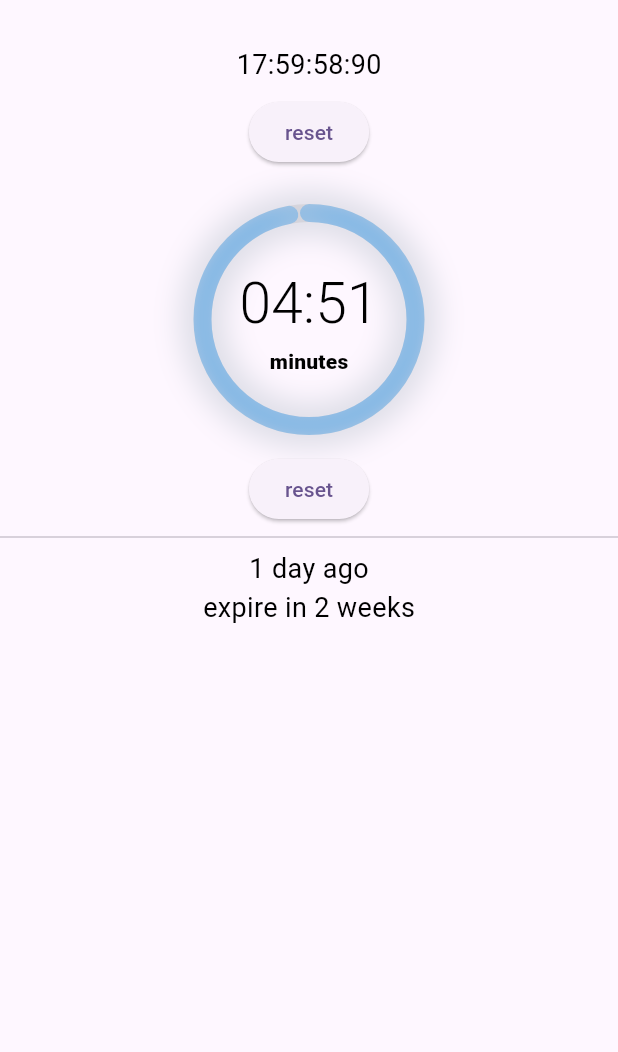
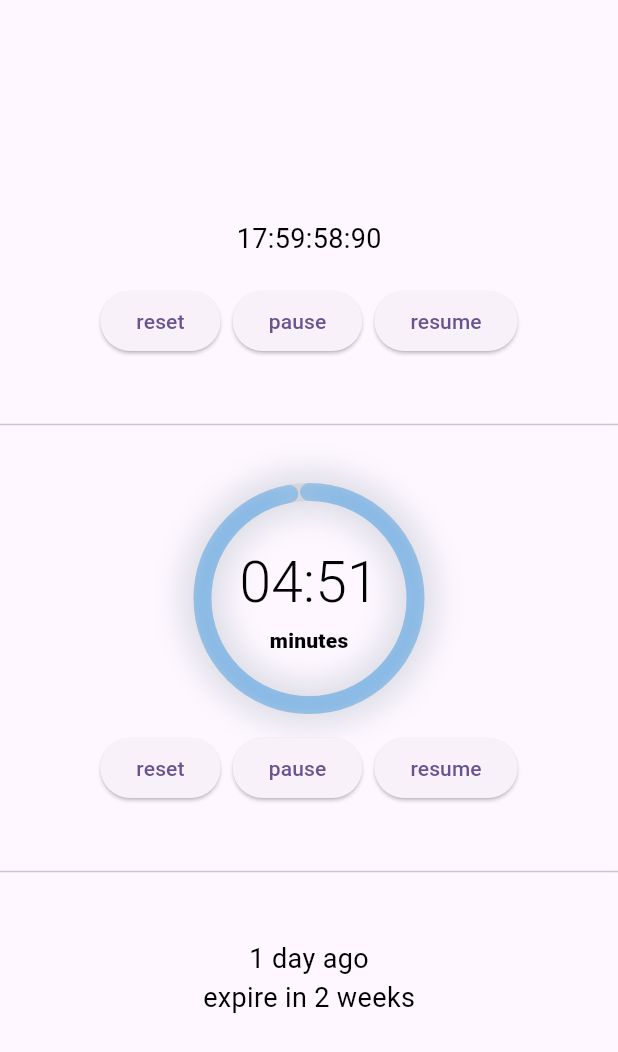
Before and after one commit to praween-link/flutter_timer, a Flutter app: the screen it shows after launch, after a tap on "reset", on a phone screen of 412 x 824 dp. Shown: the top 1052 px of the screen. Run offline on Flutter 3.47's test engine with Material 3 defaults, Android fonts, the phone set to English and light mode, and no system bars.

Commit message:
v0.2.3 Fixes and add timer  and  functions

```diff
--- a/example/lib/main.dart
+++ b/example/lib/main.dart
@@ -34,32 +34,45 @@ class _TimerFlutterDemoState extends State<TimerFlutterDemo> {
   late TimerFController timerFController;
   late TimerFController timerFController2;
 
+  late AppLifecycleListener _appLifecycleListener;
+
   @override
   void initState() {
     super.initState();
     timerFController2 = TimerFController(
         timeFormate: "HH:MM:SS:ms",
         duration: const Duration(hours: 18),
-    );
+        progress0to1Listener: (p) {
+          log("progress0to1Listener: $p");
+        });
+
+    _appLifecycleListener = AppLifecycleListener(onStateChange: (state) {
+      if (state == AppLifecycleState.paused) {
+        timerFController2.pause();
+      }
+      if (state == AppLifecycleState.resumed) {
+        timerFController2.resume();
+      }
+    });
   }
 
   @override
   void dispose() {
     timerFController.dispose();
     timerFController2.dispose();
+    _appLifecycleListener.dispose();
     super.dispose();
   }
 
   @override
   Widget build(BuildContext context) {
     return Scaffold(
-      // backgroundColor: Colors.black,
       body: SafeArea(
         child: Center(
+          child: SingleChildScrollView(
             child: Column(
               mainAxisAlignment: MainAxisAlignment.start,
               children: [
-              const SizedBox(height: 30),
                 Column(
                   crossAxisAlignment: CrossAxisAlignment.center,
                   children: [
@@ -67,7 +80,7 @@ class _TimerFlutterDemoState extends State<TimerFlutterDemo> {
                       stream: timerFController2.controller.stream,
                       builder: (context, snapshot) {
                         if (snapshot.hasData) {
-                        return Text("${snapshot.data ?? ''}",
+                          return Text(snapshot.data ?? '',
                               style: const TextStyle(
                                   color: Colors.black, fontSize: 18));
                         } else {
@@ -76,16 +89,34 @@ class _TimerFlutterDemoState extends State<TimerFlutterDemo> {
                         }
                       },
                     ),
-                  const SizedBox(height: 8),
+                    const SizedBox(height: 18),
+                    Row(
+                      spacing: 8,
+                      mainAxisAlignment: MainAxisAlignment.center,
+                      children: [
                         ElevatedButton(
                           onPressed: () {
-                      timerFController2.restart();
+                            timerFController2.reset();
                           },
                           child: const Text("reset"),
                         ),
+                        ElevatedButton(
+                          onPressed: () {
+                            timerFController2.pause();
+                          },
+                          child: const Text("pause"),
+                        ),
+                        ElevatedButton(
+                          onPressed: () {
+                            timerFController2.resume();
+                          },
+                          child: const Text("resume"),
+                        ),
                       ],
                     ),
-              const SizedBox(height: 30),
+                  ],
+                ),
+                const Divider(height: 90),
                 FlutterCircularProgressTimer(
                   isPieShape: false,
                   timerControllerValues: TimerControllerValues(
@@ -136,13 +167,32 @@ class _TimerFlutterDemoState extends State<TimerFlutterDemo> {
                   },
                 ),
                 const SizedBox(height: 18),
+                Row(
+                  mainAxisAlignment: MainAxisAlignment.center,
+                  spacing: 8,
+                  children: [
                     ElevatedButton(
                       onPressed: () {
-                  timerFController2.restart();
+                        timerFController.reset();
                       },
                       child: const Text("reset"),
                     ),
-              const Divider(),
+                    ElevatedButton(
+                      onPressed: () {
+                        timerFController.pause();
+                      },
+                      child: const Text("pause"),
+                    ),
+                    ElevatedButton(
+                      onPressed: () {
+                        timerFController.resume();
+                      },
+                      child: const Text("resume"),
+                    ),
+                  ],
+                ),
+
+                const Divider(height: 90),
 
                 /// --Time Ago
                 Text(
@@ -156,6 +206,7 @@ class _TimerFlutterDemoState extends State<TimerFlutterDemo> {
                   style: const TextStyle(color: Colors.black, fontSize: 18),
                 ),
               ],
+            ),
           ),
         ),
       ),
--- a/lib/src/timer_flutter_controller.dart
+++ b/lib/src/timer_flutter_controller.dart
@@ -2,7 +2,15 @@ import 'dart:async';
 
 import 'extensions/imports.dart';
 
-enum AppTimerStatus { notStartedYet, started, ended, reset, clear }
+enum AppTimerStatus {
+  notStartedYet,
+  started,
+  ended,
+  reset,
+  clear,
+  pause,
+  start
+}
 
 class TimerFController {
   /// [duration] it's duration of your timer
@@ -53,13 +61,15 @@ class TimerFController {
   bool _isTimerEnd = false;
 
   StreamController<String> _controller = StreamController<String>.broadcast();
+  late Timer timer;
 
   /// --Access by controller--
   // --get stream controller
-  get controller => _controller;
+  StreamController<String> get controller => _controller;
 
-  // --this function reset the timer
-  restart() {
+  /// --this function reset the timer
+  void reset() {
+    timer.cancel();
     _isTimerStarted = true;
     _isTimerEnd = false;
     startTime = DateTime.now().add(listeningDelay ?? defaultDelay);
@@ -71,8 +81,9 @@ class TimerFController {
     }
   }
 
-  // --this function reset the timer
-  clear() {
+  /// --this function clear the current runing timer
+  void clear() {
+    timer.cancel();
     _isTimerEnd = true;
     Duration delay = listeningDelay ?? defaultDelay;
     _updateFormatedTimeString(0, delay, isCountdown);
@@ -87,9 +98,33 @@ class TimerFController {
     }
   }
 
+  /// --[pause] Pauses the visible progression of the timer while maintaining its internal state.
+  /// --The timer continues to track its remaining duration internally, even while paused.
+  void pause() {
+    timer.cancel();
+
+    /// listener `statusListener`
+    if (statusListener != null) {
+      statusListener!(AppTimerStatus.pause);
+    }
+  }
+
+  /// Resumes the timer from a paused state and restarts its visible progression.
+  /// The timer continues from where it was paused, ensuring seamless continuation
+  /// of its countdown or progression.
+  void resume() {
+    _startAddingNumbers();
+
+    /// listener `statusListener`
+    if (statusListener != null) {
+      statusListener!(AppTimerStatus.start);
+    }
+  }
+
   // dispose
-  dispose() {
+  void dispose() {
     _controller.close();
+    timer.cancel();
   }
 
   // ------------------------------------
@@ -103,7 +138,7 @@ class TimerFController {
     if (statusListener != null) {
       statusListener!(AppTimerStatus.notStartedYet);
     }
-    Timer.periodic(delay, (Timer timer) async {
+    timer = Timer.periodic(delay, (Timer timer) async {
       if (_isTimerEnd) {
         timer.cancel();
       }
@@ -144,7 +179,7 @@ class TimerFController {
     });
   }
 
-  _progress0to1ListenerUpdate(
+  void _progress0to1ListenerUpdate(
       DateTime end, DateTime startedTime, int milisec, bool runing) {
     if (progress0to1Listener != null && runing) {
       double per =
@@ -162,7 +197,7 @@ class TimerFController {
     }
   }
 
-  _updateFormatedTimeString(int milisec, delay, bool isCountdown) {
+  void _updateFormatedTimeString(int milisec, delay, bool isCountdown) {
     if (_isTimerStarted && !_isTimerEnd) {
       _controller.sink.add(milisec.tFormate(timeFormate, delay));
 
--- a/pubspec.yaml
+++ b/pubspec.yaml
@@ -1,7 +1,7 @@
 name: timer_flutter
 maintainer: Praween Kumar (@pkumar.link)
 description: "A DateTime-based Flutter timer with progress, formatted time, and circular widget progress/pie. As well time ago and time left."
-version: 0.2.2-beta
+version: 0.2.3-beta
 homepage: https://github.com/praween-link/flutter_timer
 
 environment:
```
Also changed, not shown: assets/timer_with_pie.gif, assets/timer_with_pie.svg (deleted), assets/timer_with_progress.gif, assets/timer_with_progress.svg (deleted), assets/timer_with_text.gif, assets/timer_with_text.svg (deleted), 2 other files. Lines whose indentation alone changed are shown as unchanged.
